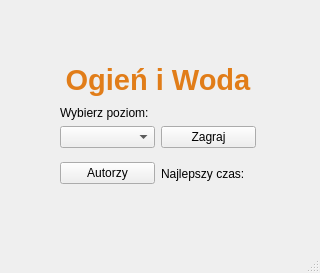
Qt form mainwindow.ui (michal-skoczylas/consoleOgienWoda) before a commit.
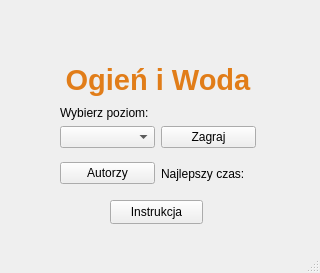
The same form after that commit.

Commit message: Dodanie "instrukcji" do okna w ui

What changed in the file:
```diff
--- a/mainwindow.ui
+++ b/mainwindow.ui
@@ -85,6 +85,19 @@
      </item>
     </layout>
    </widget>
+   <widget class="QPushButton" name="instructions_pushButton">
+    <property name="geometry">
+     <rect>
+      <x>110</x>
+      <y>200</y>
+      <width>93</width>
+      <height>24</height>
+     </rect>
+    </property>
+    <property name="text">
+     <string>Instrukcja</string>
+    </property>
+   </widget>
   </widget>
   <widget class="QMenuBar" name="menubar">
    <property name="geometry">
```
Left out of the diff: 2 changed lines with no effect on the pictures. The commit also changes 2 other files.
